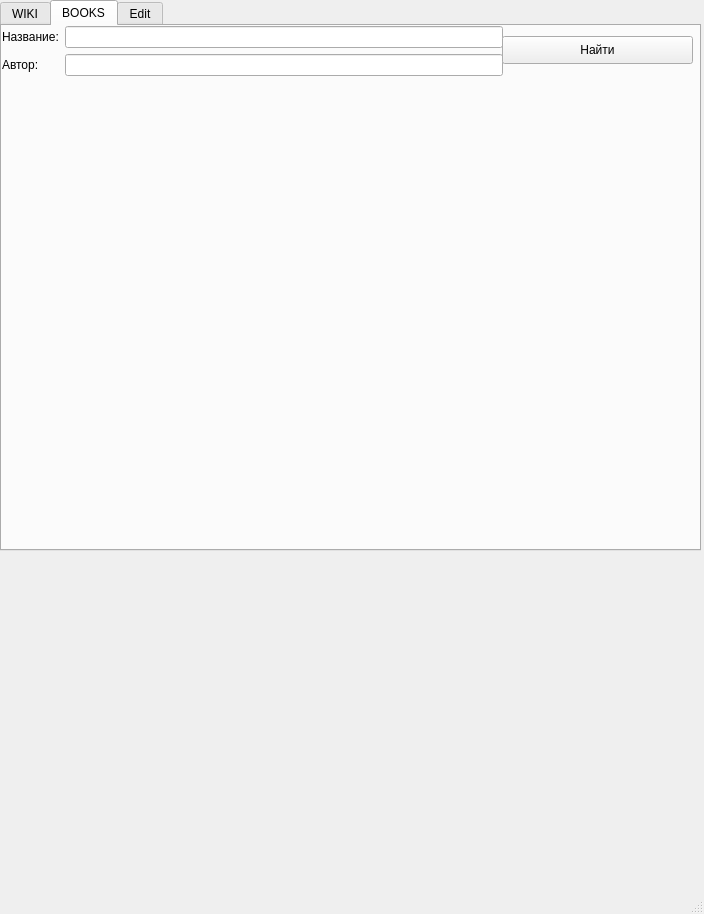
Above: UIs/User.ui from Cheshuyka/BookFoU before the change. Below: the same form after it.
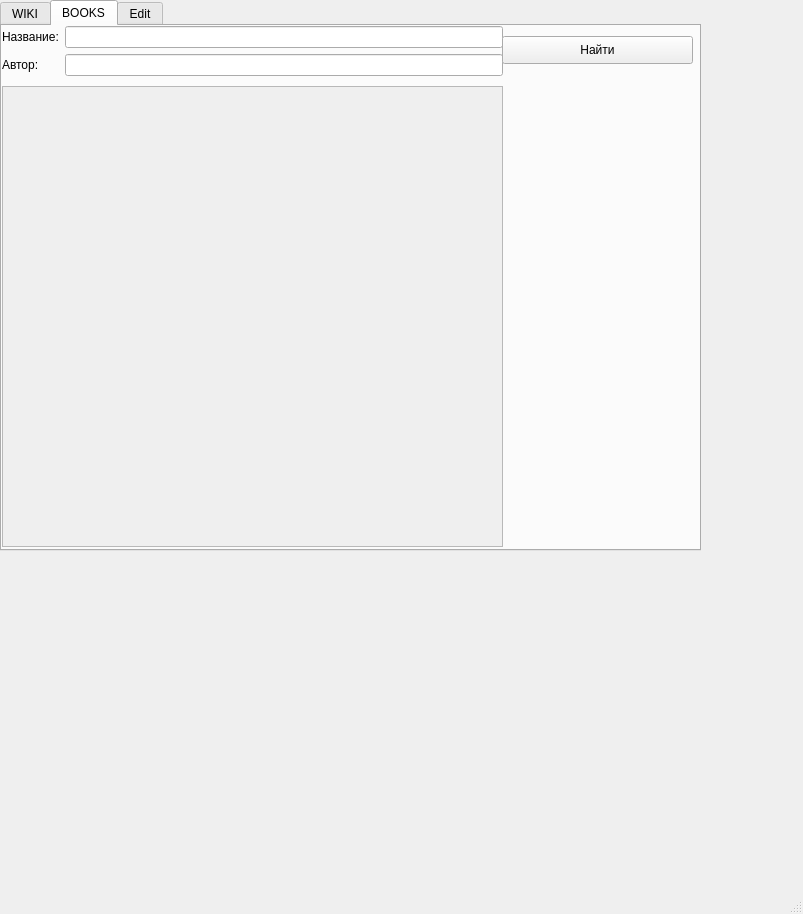
That is the form after the change.

Commit message: Made a book-show. Fixed some bugs.

The edit to the form file:
```diff
--- a/UIs/User.ui
+++ b/UIs/User.ui
@@ -6,7 +6,7 @@
    <rect>
     <x>0</x>
     <y>0</y>
-    <width>704</width>
+    <width>803</width>
     <height>914</height>
    </rect>
   </property>
@@ -127,17 +127,6 @@
      <attribute name="title">
       <string>BOOKS</string>
      </attribute>
-     <widget class="QWidget" name="horizontalLayoutWidget">
-      <property name="geometry">
-       <rect>
-        <x>0</x>
-        <y>60</y>
-        <width>501</width>
-        <height>461</height>
-       </rect>
-      </property>
-      <layout class="QHBoxLayout" name="horizontalLayout"/>
-     </widget>
      <widget class="QWidget" name="formLayoutWidget">
       <property name="geometry">
        <rect>
@@ -187,6 +176,29 @@
        <string>Найти</string>
       </property>
      </widget>
+     <widget class="QScrollArea" name="scrollArea">
+      <property name="geometry">
+       <rect>
+        <x>0</x>
+        <y>60</y>
+        <width>501</width>
+        <height>461</height>
+       </rect>
+      </property>
+      <property name="widgetResizable">
+       <bool>true</bool>
+      </property>
+      <widget class="QWidget" name="scrollAreaWidgetContents">
+       <property name="geometry">
+        <rect>
+         <x>0</x>
+         <y>0</y>
+         <width>499</width>
+         <height>459</height>
+        </rect>
+       </property>
+      </widget>
+     </widget>
     </widget>
     <widget class="QWidget" name="tab_3">
      <attribute name="title">
```
Left out of the diff: 2 changed lines with no effect on the pictures. The commit also changes 1 other file.
